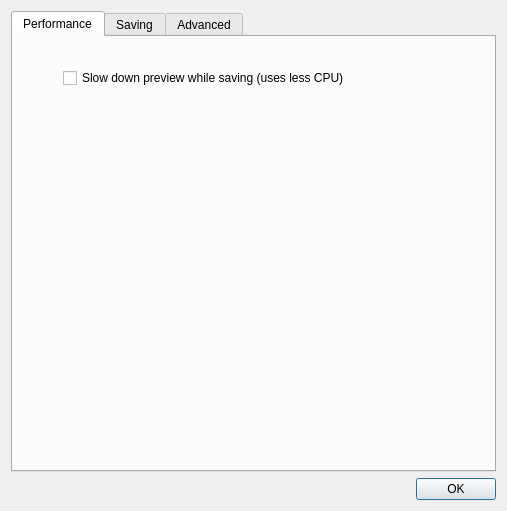
Before: the Qt Designer form src/configurationdialog.ui in GuLinux/PlanetaryImager, drawn with Qt 5.
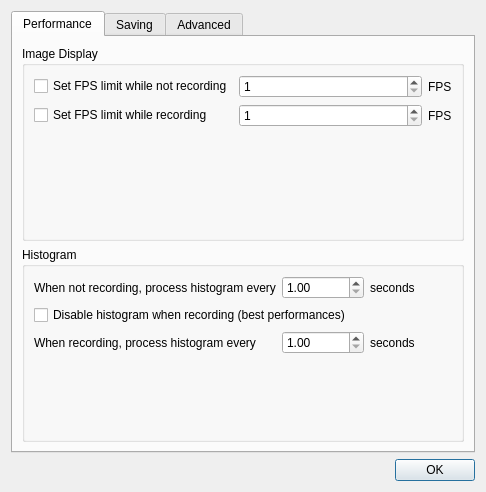
After: the same form once the commit is applied.

Commit message: Improvements over configuration dialog

The edit to the form file:
```diff
--- a/src/configurationdialog.ui
+++ b/src/configurationdialog.ui
@@ -6,8 +6,8 @@
    <rect>
     <x>0</x>
     <y>0</y>
-    <width>507</width>
-    <height>511</height>
+    <width>486</width>
+    <height>492</height>
    </rect>
   </property>
   <property name="windowTitle">
@@ -33,19 +33,173 @@
       <attribute name="title">
        <string>Performance</string>
       </attribute>
-      <widget class="QCheckBox" name="drop_view_fps_on_save">
-       <property name="geometry">
-        <rect>
-         <x>50</x>
-         <y>30</y>
-         <width>459</width>
-         <height>22</height>
-        </rect>
-       </property>
-       <property name="text">
-        <string>Slow down preview while saving (uses less CPU)</string>
-       </property>
-      </widget>
+      <layout class="QGridLayout" name="gridLayout_7">
+       <item row="0" column="0">
+        <widget class="QGroupBox" name="groupBox_3">
+         <property name="title">
+          <string>Image Display</string>
+         </property>
+         <layout class="QGridLayout" name="gridLayout">
+          <item row="1" column="0">
+           <widget class="QCheckBox" name="enable_fps_limit_recording">
+            <property name="sizePolicy">
+             <sizepolicy hsizetype="Minimum" vsizetype="Fixed">
+              <horstretch>1</horstretch>
+              <verstretch>0</verstretch>
+             </sizepolicy>
+            </property>
+            <property name="text">
+             <string>Set FPS limit while recording</string>
+            </property>
+           </widget>
+          </item>
+          <item row="0" column="2">
+           <widget class="QLabel" name="label_15">
+            <property name="text">
+             <string>FPS</string>
+            </property>
+           </widget>
+          </item>
+          <item row="0" column="0">
+           <widget class="QCheckBox" name="enable_fps_limit">
+            <property name="sizePolicy">
+             <sizepolicy hsizetype="Minimum" vsizetype="Fixed">
+              <horstretch>1</horstretch>
+              <verstretch>0</verstretch>
+             </sizepolicy>
+            </property>
+            <property name="text">
+             <string>Set FPS limit while not recording</string>
+            </property>
+           </widget>
+          </item>
+          <item row="0" column="1">
+           <widget class="QSpinBox" name="fps_limit">
+            <property name="sizePolicy">
+             <sizepolicy hsizetype="Minimum" vsizetype="Fixed">
+              <horstretch>1</horstretch>
+              <verstretch>0</verstretch>
+             </sizepolicy>
+            </property>
+            <property name="minimum">
+             <number>1</number>
+            </property>
+           </widget>
+          </item>
+          <item row="1" column="1">
+           <widget class="QSpinBox" name="fps_limit_recording">
+            <property name="sizePolicy">
+             <sizepolicy hsizetype="Minimum" vsizetype="Fixed">
+              <horstretch>1</horstretch>
+              <verstretch>0</verstretch>
+             </sizepolicy>
+            </property>
+            <property name="minimum">
+             <number>1</number>
+            </property>
+           </widget>
+          </item>
+          <item row="1" column="2">
+           <widget class="QLabel" name="label_16">
+            <property name="text">
+             <string>FPS</string>
+            </property>
+           </widget>
+          </item>
+          <item row="2" column="1">
+           <spacer name="verticalSpacer_3">
+            <property name="orientation">
+             <enum>Qt::Vertical</enum>
+            </property>
+            <property name="sizeHint" stdset="0">
+             <size>
+              <width>20</width>
+              <height>0</height>
+             </size>
+            </property>
+           </spacer>
+          </item>
+         </layout>
+        </widget>
+       </item>
+       <item row="1" column="0">
+        <widget class="QGroupBox" name="groupBox_4">
+         <property name="title">
+          <string>Histogram</string>
+         </property>
+         <layout class="QGridLayout" name="gridLayout_6">
+          <item row="2" column="1">
+           <widget class="QDoubleSpinBox" name="histogram_timeout_recording">
+            <property name="minimum">
+             <double>1.000000000000000</double>
+            </property>
+           </widget>
+          </item>
+          <item row="2" column="0">
+           <widget class="QLabel" name="label_20">
+            <property name="text">
+             <string>When recording, process histogram every</string>
+            </property>
+           </widget>
+          </item>
+          <item row="0" column="2">
+           <widget class="QLabel" name="label_18">
+            <property name="text">
+             <string>seconds</string>
+            </property>
+           </widget>
+          </item>
+          <item row="0" column="0">
+           <widget class="QLabel" name="label_19">
+            <property name="sizePolicy">
+             <sizepolicy hsizetype="Minimum" vsizetype="Preferred">
+              <horstretch>0</horstretch>
+              <verstretch>0</verstretch>
+             </sizepolicy>
+            </property>
+            <property name="text">
+             <string>When not recording, process histogram every</string>
+            </property>
+           </widget>
+          </item>
+          <item row="0" column="1">
+           <widget class="QDoubleSpinBox" name="histogram_timeout">
+            <property name="minimum">
+             <double>1.000000000000000</double>
+            </property>
+           </widget>
+          </item>
+          <item row="1" column="0" colspan="3">
+           <widget class="QCheckBox" name="histogram_disable_on_recording">
+            <property name="text">
+             <string>Disable histogram when recording (best performances)</string>
+            </property>
+           </widget>
+          </item>
+          <item row="2" column="2">
+           <widget class="QLabel" name="label_21">
+            <property name="text">
+             <string>seconds</string>
+            </property>
+           </widget>
+          </item>
+          <item row="3" column="1">
+           <spacer name="verticalSpacer_4">
+            <property name="orientation">
+             <enum>Qt::Vertical</enum>
+            </property>
+            <property name="sizeHint" stdset="0">
+             <size>
+              <width>20</width>
+              <height>0</height>
+             </size>
+            </property>
+           </spacer>
+          </item>
+         </layout>
+        </widget>
+       </item>
+      </layout>
      </widget>
      <widget class="QWidget" name="saving">
       <attribute name="title">
```
Left out of the diff: 20 changed lines with no effect on the pictures. The commit also changes 6 other files.
